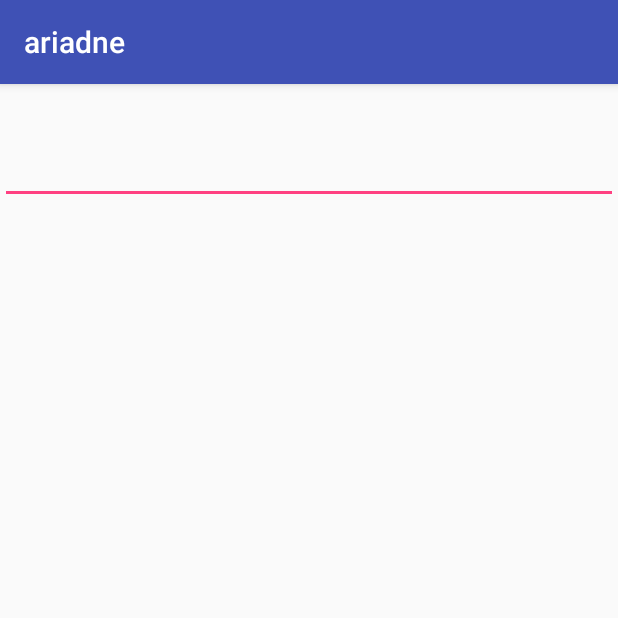
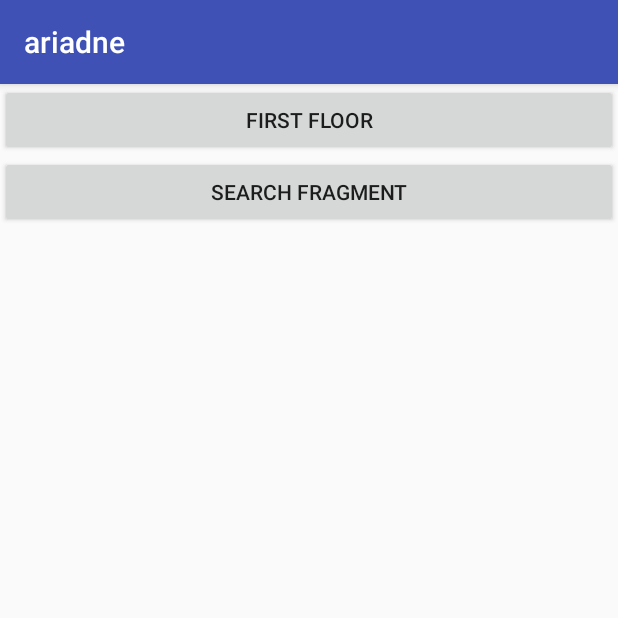
Before and after one commit to IrinaMank/ariadne, an Android app: the screen it shows after launch (MainActivity), on a phone screen of 412 x 824 dp, the top half of it. Run offline under Robolectric (Android 15) with nearby library versions, the phone set to English and light mode, and no system bars; libraries missing offline, so code that uses them is left out: com.arellomobile.mvp, org.slf4j; 8 statements that could not run were skipped.

Commit message:
Main structure

```diff
--- /dev/null
+++ b/app/src/main/java/com/zapir/ariadne/presenter/main/MainView.kt
@@ -0,0 +1,9 @@
+package com.zapir.ariadne.presenter.main
+
+import com.arellomobile.mvp.MvpView
+import com.arellomobile.mvp.viewstate.strategy.AddToEndSingleStrategy
+import com.arellomobile.mvp.viewstate.strategy.StateStrategyType
+
+@StateStrategyType(AddToEndSingleStrategy::class)
+interface MainView : MvpView {
+}
--- a/app/src/main/java/com/zapir/ariadne/ui/MainActivity.kt
+++ /dev/null
@@ -1,75 +0,0 @@
-package com.zapir.ariadne.ui
-
-import android.graphics.Bitmap
-import android.graphics.BitmapFactory
-import android.os.Bundle
-import com.zapir.ariadne.R
-//import com.zapir.ariadne.ui.map.MapView
-import com.zapir.ariadne.ui.search.SearchFragment
-import android.graphics.drawable.Drawable
-import android.support.v7.app.AppCompatActivity
-import android.util.Log
-import com.zapir.ariadne.model.mock.RouterApiMock
-//import com.zapir.ariadne.ui.map.MapLayer
-import io.reactivex.android.schedulers.AndroidSchedulers
-import kotlinx.android.synthetic.main.map.*
-
-
-class MainActivity : AppCompatActivity() {
-
-    override fun onCreate(savedInstanceState: Bundle?) {
-        super.onCreate(savedInstanceState)
-
-        setContentView(R.layout.activity_main)
-
-//        mapview.setImage("https://geology.com/world/world-map.gif")
-//        RouterApiMock().getPoints()
-//                                .observeOn(AndroidSchedulers.mainThread())
-//                                .subscribe(
-//                                        {
-//                                            mapview.loadPoints(it)
-//                                        }
-//                                        ,
-//                                            {
-//                                            }
-//
-//                                )
-
-
-
-//        Picasso.get()
-//                .load("https://upload.wikimedia.org/wikipedia/ru/thumb/5/5f/Original_Doge_meme.jpg/300px-Original_Doge_meme.jpg")
-//                .into(object: com.squareup.picasso.Target {
-//                    override fun onBitmapFailed(e: java.lang.Exception?, errorDrawable: Drawable?) {
-//                        Log.e("djfkdf", "dkfjfd")
-//
-//                    }
-//
-//                    override fun onPrepareLoad(placeHolderDrawable: Drawable?) {
-//
-//                    }
-//
-//                    override fun onBitmapLoaded(bitmap: Bitmap?, from: Picasso.LoadedFrom?) {
-//                        mapview.loadMap(bitmap!!)
-//                        RouterApiMock().getPoints()
-//                                .observeOn(AndroidSchedulers.mainThread())
-//                                .subscribe(
-//                                        {
-//                                            mapview.loadPoints(it)
-//                                        }
-//                                        ,
-//                                            {
-//                                            }
-//
-//                                )
-//                    }
-//                })
-
-
-
-        supportFragmentManager
-                .beginTransaction()
-                .replace(R.id.container, SearchFragment())
-                .commitNow()
-    }
-}
--- /dev/null
+++ b/app/src/main/java/com/zapir/ariadne/ui/main/MainActivity.kt
@@ -0,0 +1,32 @@
+package com.zapir.ariadne.ui.main
+
+//import com.zapir.ariadne.ui.map.MapView
+//import com.zapir.ariadne.ui.map.MapLayer
+import android.app.SearchManager
+import android.content.Context
+import android.os.Bundle
+import android.support.v7.app.AppCompatActivity
+import android.view.Menu
+import android.view.MenuItem
+import com.zapir.ariadne.R
+import com.zapir.ariadne.ui.search.SearchFragment
+import android.support.v4.view.MenuItemCompat
+import android.support.v4.view.MenuItemCompat.setOnActionExpandListener
+import android.support.v7.widget.SearchView
+
+
+class MainActivity : AppCompatActivity() {
+
+    override fun onCreate(savedInstanceState: Bundle?) {
+        super.onCreate(savedInstanceState)
+
+        setContentView(R.layout.activity_main)
+
+        supportFragmentManager
+                .beginTransaction()
+                .replace(R.id.container, MainFragment())
+                .commitNow()
+
+    }
+
+}
--- /dev/null
+++ b/app/src/main/java/com/zapir/ariadne/ui/main/MainFragment.kt
@@ -0,0 +1,45 @@
+package com.zapir.ariadne.ui.main
+
+import android.os.Bundle
+import com.arellomobile.mvp.presenter.InjectPresenter
+import com.arellomobile.mvp.presenter.ProvidePresenter
+import com.zapir.ariadne.R
+import com.zapir.ariadne.presenter.main.MainPresenter
+import com.zapir.ariadne.presenter.main.MainView
+import com.zapir.ariadne.presenter.search.SearchPresenter
+import com.zapir.ariadne.ui.base.BaseFragment
+import com.zapir.ariadne.ui.search.SearchFragment
+import kotlinx.android.synthetic.main.activity_main.*
+import kotlinx.android.synthetic.main.fragment_main.*
+
+class MainFragment: BaseFragment(), MainView {
+    override val layoutRes: Int
+        get() = R.layout.fragment_main
+
+    @InjectPresenter
+    lateinit var presenter: MainPresenter
+
+    @ProvidePresenter
+    fun providePresenter(): MainPresenter {
+        return MainPresenter()
+    }
+
+    override fun onActivityCreated(savedInstanceState: Bundle?) {
+        super.onActivityCreated(savedInstanceState)
+
+        main_fragment_btn.setOnClickListener {
+            activity!!.supportFragmentManager
+                    .beginTransaction()
+                    .replace(R.id.container, MainFragment())
+                    .commitNow()
+        }
+
+        search_fragment_btn.setOnClickListener {
+            activity!!.supportFragmentManager
+                    .beginTransaction()
+                    .replace(R.id.container, SearchFragment())
+                    .commitNow()
+        }
+    }
+
+}
--- a/app/src/main/res/layout/activity_main.xml
+++ b/app/src/main/res/layout/activity_main.xml
@@ -1,18 +1,23 @@
 <?xml version="1.0" encoding="utf-8"?>
-<LinearLayout
-    android:orientation="vertical"
-    xmlns:android="http://schemas.android.com/apk/res/android"
+<android.support.constraint.ConstraintLayout xmlns:android="http://schemas.android.com/apk/res/android"
+    xmlns:app="http://schemas.android.com/apk/res-auto"
     xmlns:tools="http://schemas.android.com/tools"
     android:layout_width="match_parent"
     android:layout_height="match_parent"
-    tools:context=".ui.MainActivity">
+    tools:context=".ui.main.MainActivity">
+
+    <android.support.v7.widget.Toolbar
+        android:id="@+id/toolbar"
+        android:layout_width="match_parent"
+        android:layout_height="wrap_content"></android.support.v7.widget.Toolbar>
 
     <FrameLayout
         android:id="@+id/container"
         android:layout_width="match_parent"
-        android:layout_height="match_parent">
+        android:layout_height="match_parent"
+        app:layout_constraintTop_toTopOf="parent">
 
     </FrameLayout>
 
 
-</LinearLayout>
+</android.support.constraint.ConstraintLayout>
--- /dev/null
+++ b/app/src/main/res/layout/fragment_main.xml
@@ -0,0 +1,22 @@
+<?xml version="1.0" encoding="utf-8"?>
+<android.support.constraint.ConstraintLayout xmlns:android="http://schemas.android.com/apk/res/android"
+    android:layout_width="match_parent"
+    android:layout_height="match_parent"
+    xmlns:app="http://schemas.android.com/apk/res-auto">
+
+    <Button
+        android:id="@+id/main_fragment_btn"
+        android:layout_width="match_parent"
+        android:layout_height="wrap_content"
+        android:text="First floor"
+        app:layout_constraintBottom_toTopOf="@+id/search_fragment_btn"
+        app:layout_constraintTop_toTopOf="parent" />
+
+    <Button
+        android:id="@+id/search_fragment_btn"
+        android:layout_width="match_parent"
+        android:layout_height="wrap_content"
+        android:text="Search fragment"
+        app:layout_constraintTop_toBottomOf="@+id/main_fragment_btn" />
+
+</android.support.constraint.ConstraintLayout>
```
Also changed, not shown: app/src/main/AndroidManifest.xml (+1 -9 lines), app/src/main/java/com/zapir/ariadne/presenter/main/MainPresenter.kt (added, +9 -0 lines), app/src/main/java/com/zapir/ariadne/ui/search/SearchActivity.kt (deleted, +0 -22 lines), app/src/main/java/com/zapir/ariadne/ui/search/SearchFragment.kt (+12 -12 lines), app/src/main/res/menu/main_toolbar.xml (added, +12 -0 lines).
